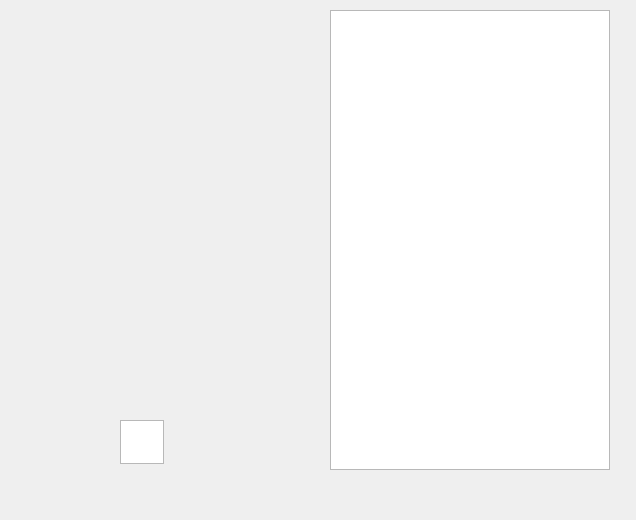
iKsSs/ICP-Labyrinth, file projekt/mainwindow.ui: the form before one commit.
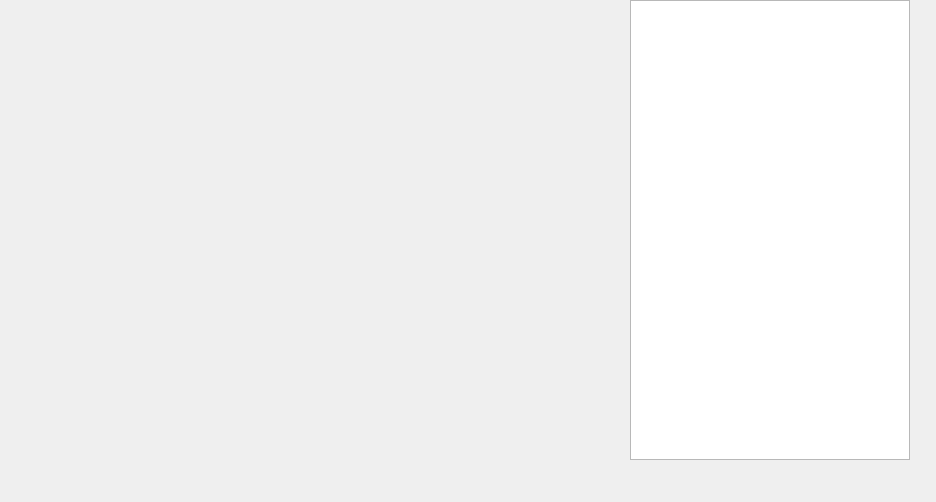
The form after the commit.

The edit to the form file:
```diff
--- a/projekt/mainwindow.ui
+++ b/projekt/mainwindow.ui
@@ -6,8 +6,8 @@
    <rect>
     <x>0</x>
     <y>0</y>
-    <width>636</width>
-    <height>520</height>
+    <width>936</width>
+    <height>502</height>
    </rect>
   </property>
   <property name="maximumSize">
@@ -32,29 +32,13 @@
    <widget class="QPlainTextEdit" name="plainTextEdit">
     <property name="geometry">
      <rect>
-      <x>330</x>
-      <y>10</y>
+      <x>630</x>
+      <y>0</y>
       <width>280</width>
       <height>460</height>
      </rect>
     </property>
    </widget>
-   <widget class="QGraphicsView" name="gw_newTile">
-    <property name="geometry">
-     <rect>
-      <x>120</x>
-      <y>420</y>
-      <width>44</width>
-      <height>44</height>
-     </rect>
-    </property>
-    <property name="verticalScrollBarPolicy">
-     <enum>Qt::ScrollBarAlwaysOff</enum>
-    </property>
-    <property name="horizontalScrollBarPolicy">
-     <enum>Qt::ScrollBarAlwaysOff</enum>
-    </property>
-   </widget>
   </widget>
   <widget class="QMenuBar" name="menuBar">
    <property name="enabled">
```
Left out of the diff: 2 changed lines with no effect on the pictures.
